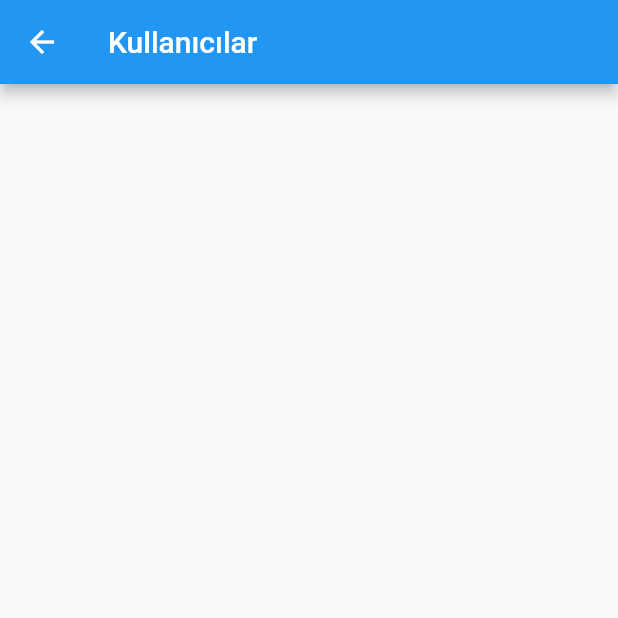
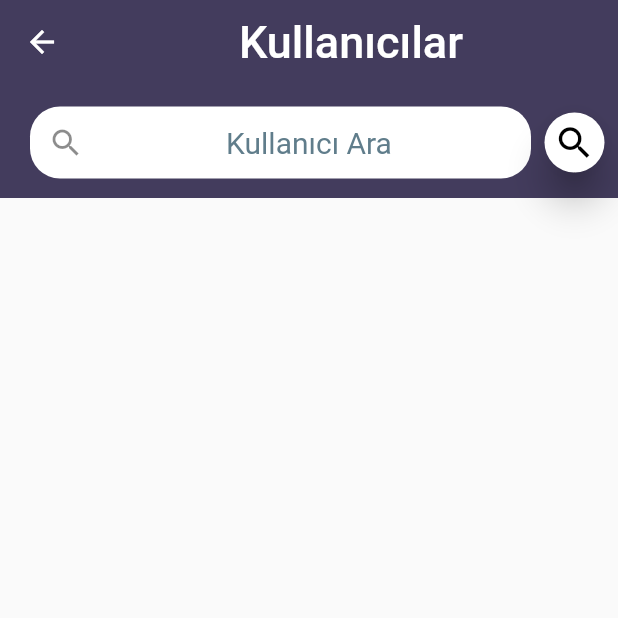
Before and after one commit to yunusemredemrr/ChatApp, a Flutter app: the UsersPage screen opened directly, on a phone screen of 412 x 824 dp, the top half of it. Run offline on Flutter 3.47's test engine with Material 2 defaults, Android fonts, the phone set to English and light mode, and no system bars; our stand-ins replace cloud_firestore, firebase_auth, firebase_core, firebase_messaging, firebase_storage, flutter_local_notifications and 4 more; missing offline and left inert: cloud_firestore_platform_interface, flutter_facebook_login; accounts and stored records are empty; network calls fail.

Commit message:
third commit

```diff
--- a/talkto/lib/app/my_custom_bottom_navi.dart
+++ b/talkto/lib/app/my_custom_bottom_navi.dart
@@ -25,9 +25,9 @@ class MyCustomBottomNavigaiton extends StatelessWidget {
           _navItemOlustur(TabItem.MySpeeches),
           _navItemOlustur(TabItem.Profil),
         ],
-        backgroundColor: Colors.grey.shade300,
-        activeColor: Colors.blue.shade700,
-        inactiveColor: Colors.grey.shade800,
+        backgroundColor: Colors.white,
+        activeColor: Color.fromARGB(255, 67 , 60 ,93),
+        inactiveColor: Colors.grey,
         onTap: (index) => onSelectedTab(TabItem.values[index]),
       ),
       tabBuilder: (context, index) {
--- a/talkto/lib/app/my_speeches.dart
+++ b/talkto/lib/app/my_speeches.dart
@@ -18,7 +18,7 @@ class _MySpeechesPageState extends State<MySpeechesPage> {
     UserModel _userModel = Provider.of<UserModel>(context);
     return Scaffold(
       appBar: AppBar(
-        title: Text("Sohbetler"),
+        title: Center(child: Text("Sohbetler")),
       ),
       body: FutureBuilder<List<Talk>>(
         future: _userModel.getAllConversations(_userModel.user.userID),
@@ -57,7 +57,7 @@ class _MySpeechesPageState extends State<MySpeechesPage> {
                           Container(
                             height: 70,
                             child: ListTile(
-                              title: currentSpech.last_message_sent.length < 19
+                              title: currentSpech.last_message_sent.length < 10
                                   ? Row(
                                       mainAxisAlignment:
                                           MainAxisAlignment.spaceBetween,
@@ -195,7 +195,7 @@ class _MySpeechesPageState extends State<MySpeechesPage> {
 
   String wordAbbreviation(String last_message_sent) {
     String lastMessage;
-    lastMessage = last_message_sent.substring(0, 19) + "...";
+    lastMessage = last_message_sent.substring(0, 10) + "...";
     return lastMessage;
   }
 }
--- a/talkto/lib/app/profil_page.dart
+++ b/talkto/lib/app/profil_page.dart
@@ -55,7 +55,10 @@ class _ProfilPageState extends State<ProfilPage> {
 
     return Scaffold(
       appBar: AppBar(
-        title: Text("Profil"),
+        title: Padding(
+          padding: const EdgeInsets.only(left: 15.0),
+          child: Text("Profil"),
+        ),
         actions: <Widget>[
           FlatButton.icon(
             onPressed: () => _cikisIcinOnayIste(context),
--- a/talkto/lib/app/sign_in/email_pasword_login_signup.dart
+++ b/talkto/lib/app/sign_in/email_pasword_login_signup.dart
@@ -22,7 +22,7 @@ class _EmailAndPasswordLoginPageState extends State<EmailAndPasswordLoginPage> {
   String _butonText, _linkText;
   var _formType = FormType.Login;
   final _formKey = GlobalKey<FormState>();
-  bool _passwordVisible =true;
+  bool _passwordVisible = true;
 
 
 
--- a/talkto/lib/app/users_page.dart
+++ b/talkto/lib/app/users_page.dart
@@ -14,12 +14,12 @@ class UsersPage extends StatefulWidget {
 class _UsersPageState extends State<UsersPage> {
   bool isLoading = false;
   ScrollController _scrollController = ScrollController();
+  TextEditingController _searchController = TextEditingController();
+  String userName = "";
 
   @override
   void initState() {
-    // TODO: implement initState
     super.initState();
-
     _scrollController.addListener(_listScrollListener);
   }
 
@@ -27,9 +27,80 @@ class _UsersPageState extends State<UsersPage> {
   Widget build(BuildContext context) {
     return Scaffold(
       appBar: AppBar(
-        title: Text("Kullanıcılar"),
+        title: Center(child: Text("Kullanıcılar",style: TextStyle(fontSize: 30),)),
+        backgroundColor: Color.fromARGB(255, 67 , 60 ,93),
+        elevation: 0,
       ),
-      body: Consumer<AllUserViewModel>(
+      body: Column(
+        children: [
+          Container(
+            color: Color.fromARGB(255, 67 , 60 ,93),
+            padding: EdgeInsets.only(bottom: 8, left: 20, top: 10),
+            child: Row(
+              children: <Widget>[
+                Expanded(
+                  child: Center(
+                    child: TextField(
+                      autofocus: false,
+                      controller: _searchController,
+                      cursorHeight: 20,
+                      style: new TextStyle(
+                        fontSize: 20,
+                        color: Colors.black,
+                      ),
+                      textAlign: TextAlign.center,
+                      decoration: InputDecoration(
+                        fillColor: Colors.white,
+                        contentPadding: EdgeInsets.all(10),
+                        filled: true,
+                        hintText: "Kullanıcı Ara",
+                        hintStyle: TextStyle(
+                          fontSize: 20,
+                          color: Colors.blueGrey,
+                        ),
+                        prefixIcon: Icon(Icons.search),
+                        border: new OutlineInputBorder(
+                          borderRadius: new BorderRadius.circular(20.0),
+                          borderSide: BorderSide.none,
+                        ),
+                      ),
+                    ),
+                  ),
+                ),
+                Container(
+                  margin: EdgeInsets.symmetric(
+                    horizontal: 0,
+                  ),
+                  child: Padding(
+                    padding: const EdgeInsets.only(right: 5,bottom: 5,left: 5,top: 5),
+                    child: FloatingActionButton(
+                      mini: true,
+                      elevation: 10,
+                      backgroundColor: Colors.white,
+                      child: Icon(
+                        Icons.search,
+                        size: 28,
+                        color: Colors.black,
+                      ),
+                      onPressed: () async {
+                        setState(() {
+                          userName = _searchController.text;
+                        });
+                      },
+                    ),
+                  ),
+                ),
+              ],
+            ),
+          ),
+          buildConsumer(),
+        ],
+      ),
+    );
+  }
+
+  Consumer<AllUserViewModel> buildConsumer() {
+    return Consumer<AllUserViewModel>(
       builder: (context, model, child) {
         if (model.state == AllUserViewState.Busy) {
           return Center(
@@ -38,6 +109,8 @@ class _UsersPageState extends State<UsersPage> {
         } else if (model.state == AllUserViewState.Loaded) {
           return RefreshIndicator(
             onRefresh: model.refresh,
+            child: SizedBox(
+              height: MediaQuery.of(context).size.height * 0.30,
               child: ListView.builder(
                 controller: _scrollController,
                 itemBuilder: (context, index) {
@@ -54,20 +127,18 @@ class _UsersPageState extends State<UsersPage> {
                     ? model.usersList.length + 1
                     : model.usersList.length,
               ),
+            ),
           );
         } else {
           return Container();
         }
       },
-      ),
     );
   }
 
   Widget _noUserUI() {
     final _usersModel = Provider.of<AllUserViewModel>(context);
-    return RefreshIndicator(
-      onRefresh: _usersModel.refresh,
-      child: SingleChildScrollView(
+    return SingleChildScrollView(
       physics: AlwaysScrollableScrollPhysics(),
       child: Container(
         child: Center(
@@ -89,7 +160,6 @@ class _UsersPageState extends State<UsersPage> {
         ),
         height: MediaQuery.of(context).size.height - 150,
       ),
-      ),
     );
   }
 
@@ -100,8 +170,10 @@ class _UsersPageState extends State<UsersPage> {
     var _oankiUser = _allUsersViewModel.usersList[index];
     if (_oankiUser.userID == _userModel.user.userID) {
       return Container();
-    } else
-      return GestureDetector(
+    }
+    return Column(
+      children: [
+        GestureDetector(
           onTap: () {
             Navigator.of(context, rootNavigator: true).push(
               MaterialPageRoute(
@@ -113,26 +185,30 @@ class _UsersPageState extends State<UsersPage> {
               ),
             );
           },
-        child: Column(
+          child: _oankiUser.userName == userName
+              ? Column(
                   children: [
                     Container(
                       height: 70,
-              padding: EdgeInsets.only(top: 5),
+                      padding: EdgeInsets.only(top: 15),
                       child: ListTile(
                         title: Text(
                           _oankiUser.userName,
                           style: TextStyle(
-                      fontSize: _oankiUser.userName.length < 28 ? 18.5 : 15),
+                              fontSize:
+                                  _oankiUser.userName.length < 28 ? 18.5 : 15),
                         ),
                         //subtitle: Text(_oankiUser.email),
                         leading: CircleAvatar(
-                  backgroundImage: _oankiUser.profilURL == "images/unknown.jpg"
+                          backgroundImage:
+                              _oankiUser.profilURL == "images/unknown.jpg"
                                   ? ExactAssetImage(_oankiUser.profilURL)
                                   : NetworkImage(_oankiUser.profilURL),
                           radius: 34,
                         ),
                       ),
                     ),
+                    SizedBox(height: 5),
                     Container(
                       height: 1,
                       width: MediaQuery.of(context).size.width * 1,
@@ -141,7 +217,12 @@ class _UsersPageState extends State<UsersPage> {
                       color: Colors.black45,
                     ),
                   ],
+                )
+              :  SingleChildScrollView(
+                child: Container(),
               ),
+        ),
+      ],
     );
   }
 
--- a/talkto/lib/main.dart
+++ b/talkto/lib/main.dart
@@ -22,7 +22,7 @@ class MyApp extends StatelessWidget {
         title: "TalkTo",
         debugShowCheckedModeBanner: false,
         theme: ThemeData(
-          primaryColor: Colors.blue,
+          primaryColor: Color.fromARGB(255, 67 , 60 ,93),
         ),
         home: LandingPage(),
       ),
--- a/talkto/lib/repository/user_repository.dart
+++ b/talkto/lib/repository/user_repository.dart
@@ -1,4 +1,5 @@
 import 'dart:io';
+import 'package:cloud_firestore/cloud_firestore.dart';
 import 'package:talkto/model/message.dart';
 import 'package:talkto/model/talk.dart';
 import 'package:talkto/model/user.dart';
@@ -132,6 +133,8 @@ class UserRepository implements AuthBase {
     }
   }
 
+
+
   Future<String> uploadFile(
       String userID, String fileType, File profilPhoto) async {
     if (appMode == AppMode.DEBUG) {
@@ -248,4 +251,6 @@ class UserRepository implements AuthBase {
           oppositeUserID, lastBroughtMeesage, getirilecekElemanSayisi);
     }
   }
+
+
 }
--- a/talkto/lib/services/database_base.dart
+++ b/talkto/lib/services/database_base.dart
@@ -1,4 +1,5 @@
 
+import 'package:cloud_firestore/cloud_firestore.dart';
 import 'package:talkto/model/message.dart';
 import 'package:talkto/model/talk.dart';
 import 'package:talkto/model/user.dart';
--- a/talkto/lib/services/firestore_db_service.dart
+++ b/talkto/lib/services/firestore_db_service.dart
@@ -31,6 +31,8 @@ class FirestoreDBService implements DBBase {
     //print("okunan user nesnesi" + readUserObject.toString());
     return readUserObject;
   }
+
+
 
   @override
   Future<bool> updateUserName(String userID, String newUserName) async {
@@ -228,4 +230,6 @@ class FirestoreDBService implements DBBase {
   Future deleteToken(String toWho) async{
     await _firebaseDB.collection("tokens").doc(toWho).set({});
   }
+
+
 }
--- a/talkto/lib/viewmodel/user_model.dart
+++ b/talkto/lib/viewmodel/user_model.dart
@@ -1,4 +1,5 @@
 import 'dart:io';
+import 'package:cloud_firestore/cloud_firestore.dart';
 import 'package:flutter/cupertino.dart';
 import 'package:talkto/model/message.dart';
 import 'package:talkto/model/talk.dart';
@@ -178,6 +179,7 @@ class UserModel with ChangeNotifier implements AuthBase {
     return result;
   }
 
+
   Future<String> uploadFile(
       String userID, String fileType, File profilPhoto) async {
     var downloadLink =
@@ -204,4 +206,6 @@ class UserModel with ChangeNotifier implements AuthBase {
   }
 
 
+
+
 }
```
Also changed, not shown: talkto/lib/app/talk_page.dart (+22 -19 lines). Lines whose indentation alone changed are shown as unchanged.
